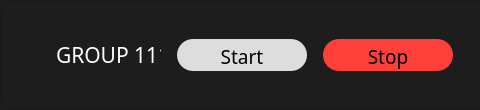
This is multibench/widgets/groupwidgetfolded.ui in IlyaZh/Maiman-MCBS as Qt 5 draws it before an edit; both pictures show x 0 to 480 and y 0 to 110 of the 1040 by 110 pixel window. The edited form follows.
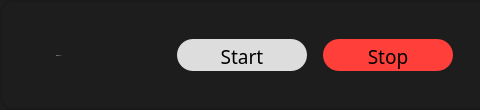
This is the edited form.

Patch:
```diff
--- a/multibench/widgets/groupwidgetfolded.ui
+++ b/multibench/widgets/groupwidgetfolded.ui
@@ -106,7 +106,10 @@
        <property name="font">
         <font>
          <family>Poppins Medium</family>
-         <pointsize>16</pointsize>
+         <pointsize>-1</pointsize>
+         <weight>7</weight>
+         <italic>false</italic>
+         <bold>false</bold>
         </font>
        </property>
        <property name="styleSheet">
```
Left out of the diff: 3 changed lines with no effect on the pictures.
